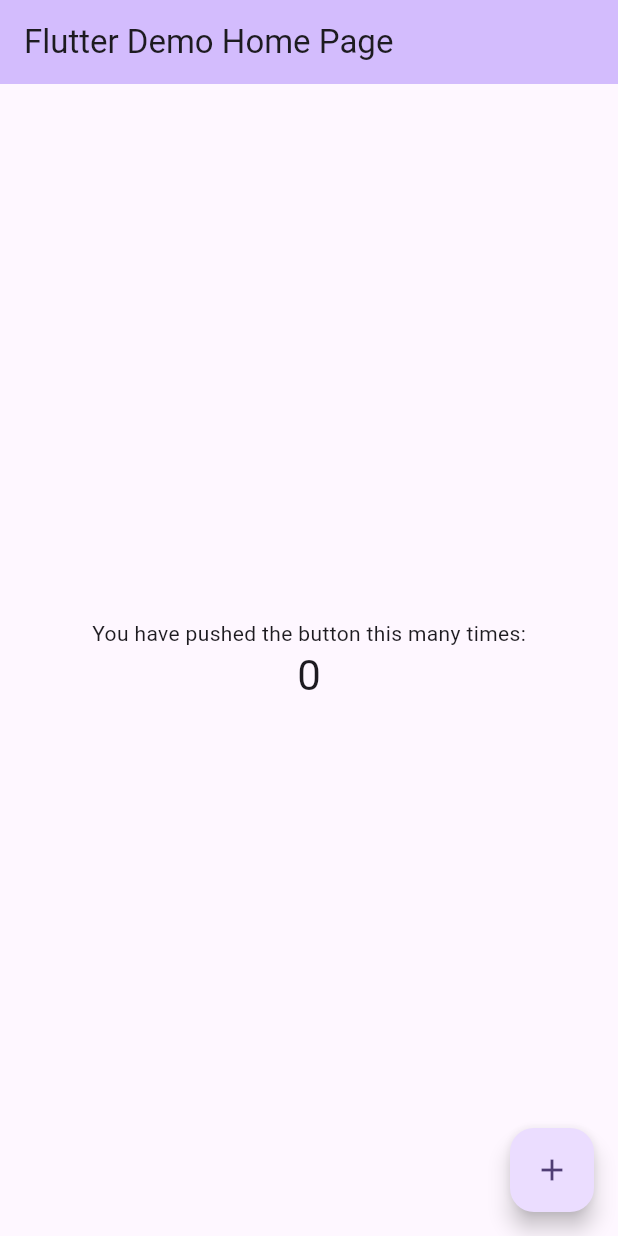
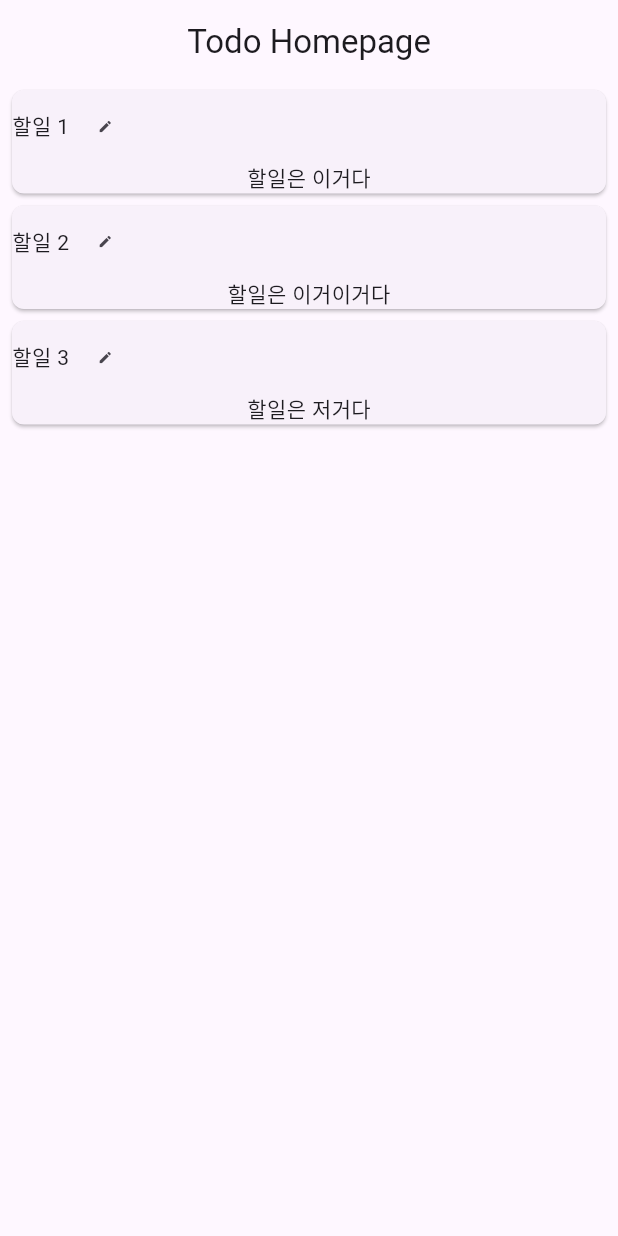
Before and after one commit to js990311/flutter-todo, a Flutter app: the screen it shows after launch, on a phone screen of 412 x 824 dp. Run offline on Flutter 3.47's test engine with Material 3 defaults, Android fonts, the phone set to English and light mode, and no system bars; our stand-ins replace logger.

Commit message:
feat(widget): todo widget

```diff
--- a/lib/main.dart
+++ b/lib/main.dart
@@ -1,4 +1,5 @@
 import 'package:flutter/material.dart';
+import 'package:flutter_todo/screens/todo_home_screen.dart';
 import 'package:flutter_todo/utils/logger.dart';
 
 void main() {
@@ -13,112 +14,11 @@ class MyApp extends StatelessWidget {
   Widget build(BuildContext context) {
     logger.d('main start log');
     return MaterialApp(
-      title: 'Flutter Demo',
+      title: 'Flutter Todo',
       theme: ThemeData(
-        // This is the theme of your application.
-        //
-        // TRY THIS: Try running your application with "flutter run". You'll see
-        // the application has a purple toolbar. Then, without quitting the app,
-        // try changing the seedColor in the colorScheme below to Colors.green
-        // and then invoke "hot reload" (save your changes or press the "hot
-        // reload" button in a Flutter-supported IDE, or press "r" if you used
-        // the command line to start the app).
-        //
-        // Notice that the counter didn't reset back to zero; the application
-        // state is not lost during the reload. To reset the state, use hot
-        // restart instead.
-        //
-        // This works for code too, not just values: Most code changes can be
-        // tested with just a hot reload.
         colorScheme: ColorScheme.fromSeed(seedColor: Colors.deepPurple),
       ),
-      home: const MyHomePage(title: 'Flutter Demo Home Page'),
+      home: const TodoHomeScreen(),
     );
   }
 }
-
-class MyHomePage extends StatefulWidget {
-  const MyHomePage({super.key, required this.title});
-
-  // This widget is the home page of your application. It is stateful, meaning
-  // that it has a State object (defined below) that contains fields that affect
-  // how it looks.
-
-  // This class is the configuration for the state. It holds the values (in this
-  // case the title) provided by the parent (in this case the App widget) and
-  // used by the build method of the State. Fields in a Widget subclass are
-  // always marked "final".
-
-  final String title;
-
-  @override
-  State<MyHomePage> createState() => _MyHomePageState();
-}
-
-class _MyHomePageState extends State<MyHomePage> {
-  int _counter = 0;
-
-  void _incrementCounter() {
-    setState(() {
-      // This call to setState tells the Flutter framework that something has
-      // changed in this State, which causes it to rerun the build method below
-      // so that the display can reflect the updated values. If we changed
-      // _counter without calling setState(), then the build method would not be
-      // called again, and so nothing would appear to happen.
-      _counter++;
-    });
-  }
-
-  @override
-  Widget build(BuildContext context) {
-    // This method is rerun every time setState is called, for instance as done
-    // by the _incrementCounter method above.
-    //
-    // The Flutter framework has been optimized to make rerunning build methods
-    // fast, so that you can just rebuild anything that needs updating rather
-    // than having to individually change instances of widgets.
-    return Scaffold(
-      appBar: AppBar(
-        // TRY THIS: Try changing the color here to a specific color (to
-        // Colors.amber, perhaps?) and trigger a hot reload to see the AppBar
-        // change color while the other colors stay the same.
-        backgroundColor: Theme.of(context).colorScheme.inversePrimary,
-        // Here we take the value from the MyHomePage object that was created by
-        // the App.build method, and use it to set our appbar title.
-        title: Text(widget.title),
-      ),
-      body: Center(
-        // Center is a layout widget. It takes a single child and positions it
-        // in the middle of the parent.
-        child: Column(
-          // Column is also a layout widget. It takes a list of children and
-          // arranges them vertically. By default, it sizes itself to fit its
-          // children horizontally, and tries to be as tall as its parent.
-          //
-          // Column has various properties to control how it sizes itself and
-          // how it positions its children. Here we use mainAxisAlignment to
-          // center the children vertically; the main axis here is the vertical
-          // axis because Columns are vertical (the cross axis would be
-          // horizontal).
-          //
-          // TRY THIS: Invoke "debug painting" (choose the "Toggle Debug Paint"
-          // action in the IDE, or press "p" in the console), to see the
-          // wireframe for each widget.
-          mainAxisAlignment: MainAxisAlignment.center,
-          children: <Widget>[
-            const Text('You have pushed the button this many times:'),
-            Text(
-              '$_counter',
-              style: Theme.of(context).textTheme.headlineMedium,
-            ),
-          ],
-        ),
-      ),
-      floatingActionButton: FloatingActionButton(
-        onPressed: _incrementCounter,
-        tooltip: 'Increment',
-        child: const Icon(Icons.add),
-      ), // This trailing comma makes auto-formatting nicer for build methods.
-    );
-  }
-}
--- /dev/null
+++ b/lib/models/todo_dto.dart
@@ -0,0 +1,15 @@
+import 'package:flutter_todo/models/todo_status_enum.dart';
+
+class TodoDto {
+  final int id;
+  final String title;
+  final String content;
+  final TodoStatus status;
+
+  TodoDto({
+    required this.id,
+    required this.title,
+    required this.content,
+    required this.status,
+  });
+}
--- /dev/null
+++ b/lib/models/todo_status_enum.dart
@@ -0,0 +1 @@
+enum TodoStatus { pending, inProgress, completed, archived }
--- /dev/null
+++ b/lib/screens/todo_home_screen.dart
@@ -0,0 +1,14 @@
+import 'package:flutter/material.dart';
+import 'package:flutter_todo/widgets/todo_list_widget.dart';
+
+class TodoHomeScreen extends StatelessWidget {
+  const TodoHomeScreen({super.key});
+
+  @override
+  Widget build(BuildContext context) {
+    return Scaffold(
+      appBar: AppBar(title: const Text('Todo Homepage'), centerTitle: true),
+      body: Container(child: TodoList()),
+    );
+  }
+}
--- /dev/null
+++ b/lib/widgets/todo_item_widget.dart
@@ -0,0 +1,34 @@
+import 'package:flutter/material.dart';
+import 'package:flutter_todo/models/todo_dto.dart';
+
+class TodoItem extends StatelessWidget {
+  final TodoDto todo;
+  final VoidCallback? onTap;
+
+  const TodoItem({super.key, required this.todo, this.onTap});
+
+  @override
+  Widget build(BuildContext context) {
+    return Card(
+      margin: const EdgeInsets.symmetric(vertical: 4, horizontal: 8),
+      elevation: 1, // 그림자 높이
+      shape: RoundedRectangleBorder(borderRadius: BorderRadius.circular(8)),
+      child: Column(
+        children: [
+          Row(
+            // 제목부
+            children: [
+              Text(todo.title),
+              IconButton(
+                onPressed: () {},
+                icon: const Icon(Icons.edit, size: 10),
+              ),
+            ],
+          ),
+          // 본문부
+          Text(todo.content),
+        ],
+      ),
+    );
+  }
+}
--- /dev/null
+++ b/lib/widgets/todo_list_widget.dart
@@ -0,0 +1,40 @@
+import 'package:flutter/widgets.dart';
+import 'package:flutter_todo/models/todo_dto.dart';
+import 'package:flutter_todo/models/todo_status_enum.dart';
+import 'package:flutter_todo/widgets/todo_item_widget.dart';
+
+class TodoList extends StatelessWidget {
+  const TodoList({super.key});
+
+  @override
+  Widget build(BuildContext context) {
+    // TODO 더미 데이터
+    final todos = [
+      TodoDto(
+        id: 1,
+        title: '할일 1',
+        content: '할일은 이거다',
+        status: TodoStatus.pending,
+      ),
+      TodoDto(
+        id: 2,
+        title: '할일 2',
+        content: '할일은 이거이거다',
+        status: TodoStatus.inProgress,
+      ),
+      TodoDto(
+        id: 3,
+        title: '할일 3',
+        content: '할일은 저거다',
+        status: TodoStatus.completed,
+      ),
+    ];
+
+    return ListView.builder(
+      itemCount: todos.length,
+      itemBuilder: (context, index) {
+        return TodoItem(todo: todos[index], onTap: () {});
+      },
+    );
+  }
+}
```
